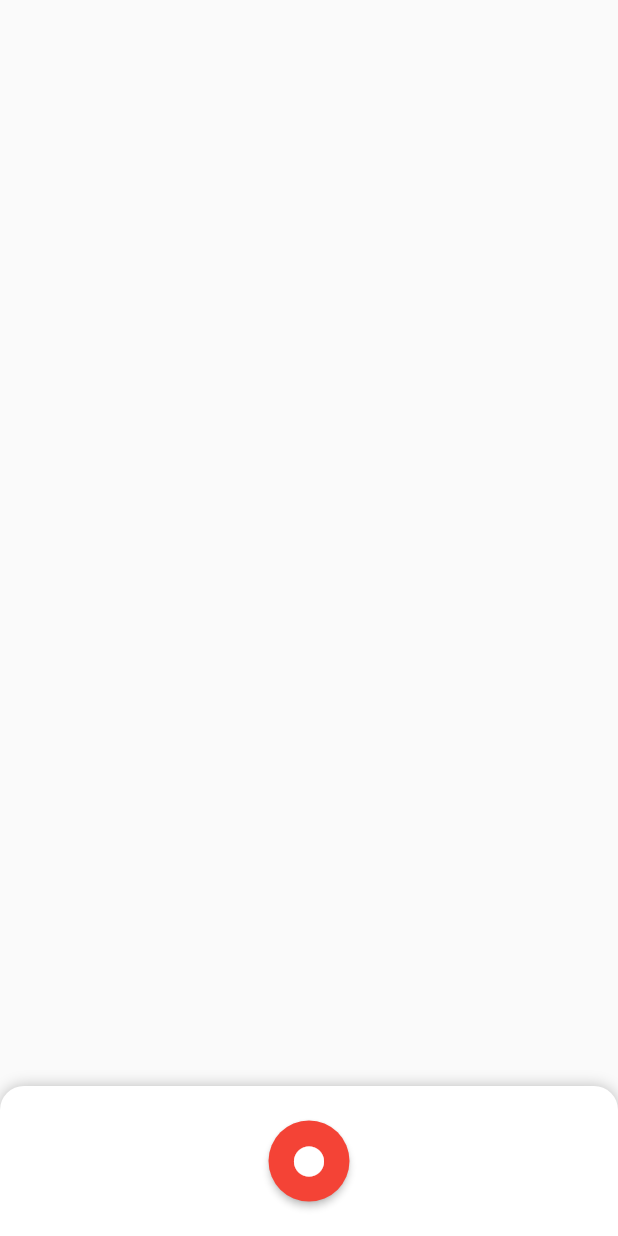
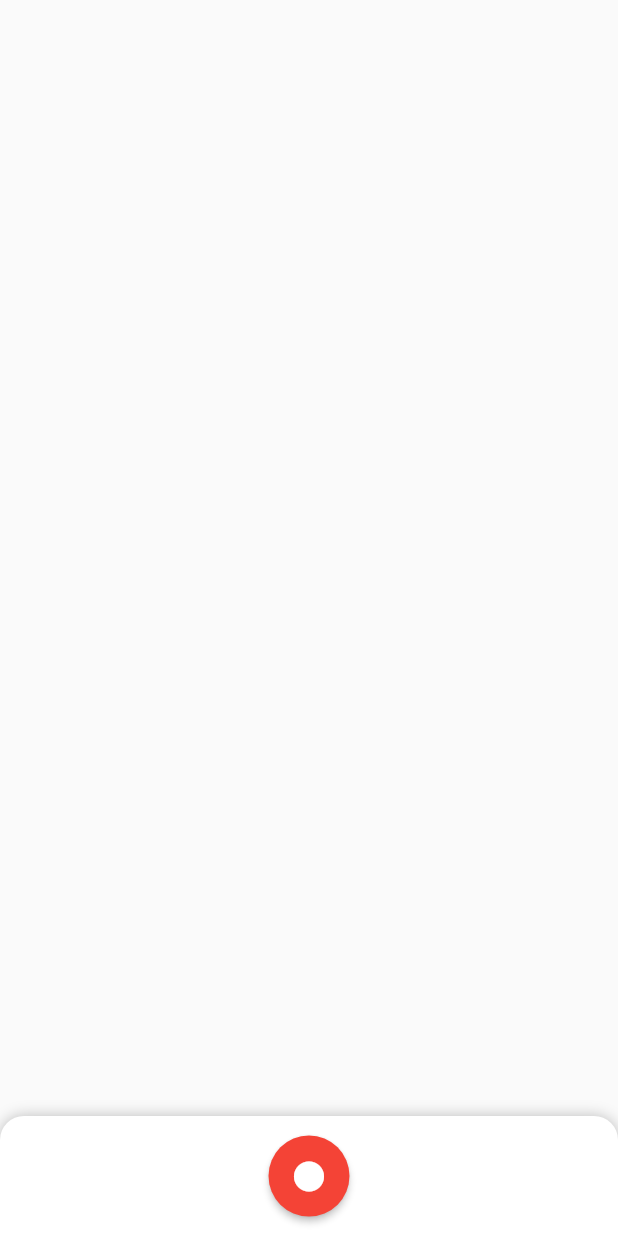
Before and after one commit to KangRuiYu/voice_scribe, a Flutter app: the screen it shows after launch, on a phone screen of 412 x 824 dp. Run offline on Flutter 3.47's test engine with Material 2 defaults, Android fonts, the phone set to English and light mode, and no system bars; drawn by our look-alikes of sliding_up_panel; our stand-ins replace permission_handler; missing offline and left inert: flutter_sound.

Commit message:
Changed theme and clean up of code

```diff
--- a/lib/main.dart
+++ b/lib/main.dart
@@ -1,5 +1,7 @@
 import 'package:flutter/material.dart';
+import 'package:provider/provider.dart';
 import 'package:sliding_up_panel/sliding_up_panel.dart';
+import 'models/recorder.dart';
 import 'views/recorder_widget.dart';
 
 void main() {
@@ -25,12 +27,18 @@ class HomeScreen extends StatelessWidget {
       ),
       home: Scaffold(
         body: SlidingUpPanel(
+          minHeight: 80,
           borderRadius: const BorderRadius.only(
             topLeft: Radius.circular(16),
             topRight: Radius.circular(16),
           ),
           body: Center(),
-          collapsed: Center(child: RecorderWidget()),
+          collapsed: ChangeNotifierProvider(
+            create: (context) => Recorder(),
+            child: Center(
+              child: MiniRecorderDisplay(),
+            ),
+          ),
           panel: Center(child: Text('This is the sliding widget')),
         ),
       ),
--- /dev/null
+++ b/lib/views/custom_buttons.dart
@@ -0,0 +1,35 @@
+import 'package:flutter/material.dart';
+
+class RoundedButton extends StatelessWidget {
+  // A rounded button
+  final Widget child;
+  final Function onPressed;
+
+  RoundedButton({this.child, this.onPressed});
+
+  Widget build(BuildContext context) {
+    return RaisedButton(
+      shape: RoundedRectangleBorder(borderRadius: BorderRadius.circular(18)),
+      padding: const EdgeInsets.all(16),
+      child: child,
+      onPressed: onPressed,
+    );
+  }
+}
+
+class CircularIconButton extends StatelessWidget {
+  // A circular icon button
+  final IconData iconData;
+  final Function onPressed;
+
+  CircularIconButton({this.iconData, this.onPressed});
+
+  Widget build(BuildContext context) {
+    return RaisedButton(
+      shape: CircleBorder(),
+      padding: const EdgeInsets.all(12),
+      child: Icon(iconData, size: 30),
+      onPressed: onPressed,
+    );
+  }
+}
--- a/lib/views/duration_display.dart
+++ b/lib/views/duration_display.dart
@@ -30,7 +30,6 @@ class _DurationDisplayState extends State<DurationDisplay> {
   Widget build(BuildContext context) {
     return Text(
       _currentDuration.toStringAsFixed(1),
-      style: Theme.of(context).textTheme.headline4,
     );
   }
 
--- a/lib/views/filled_icon_button.dart
+++ /dev/null
@@ -1,18 +0,0 @@
-import 'package:flutter/material.dart';
-
-class CircularIconButton extends StatelessWidget {
-  // A circular button with an icon inside
-  final IconData iconData;
-  final Function onPressed;
-
-  CircularIconButton({this.iconData, this.onPressed});
-
-  Widget build(BuildContext context) {
-    return RaisedButton(
-      shape: const CircleBorder(),
-      padding: const EdgeInsets.all(12),
-      child: Icon(iconData, size: 30),
-      onPressed: onPressed,
-    );
-  }
-}
--- a/lib/views/recorder_widget.dart
+++ b/lib/views/recorder_widget.dart
@@ -2,15 +2,13 @@ import 'package:flutter/material.dart';
 import 'package:provider/provider.dart';
 
 import 'package:voice_scribe/models/recorder.dart';
-import 'package:voice_scribe/views/filled_icon_button.dart';
+import 'package:voice_scribe/views/custom_buttons.dart';
 import 'package:voice_scribe/views/duration_display.dart';
 
-class RecorderWidget extends StatelessWidget {
-  // A widget for recording sound through the microphone
+class MiniRecorderDisplay extends StatelessWidget {
+  // A slim recorder display (Needs to be nested under a ChangeNotifierProvider to work)
   Widget build(BuildContext context) {
-    return ChangeNotifierProvider(
-      create: (context) => Recorder(),
-      child: Consumer<Recorder>(
+    return Consumer<Recorder>(
       builder: (context, recorder, child) {
         if (recorder.paused) {
           return Row(
@@ -27,13 +25,18 @@ class RecorderWidget extends StatelessWidget {
             ],
           );
         } else if (recorder.recording) {
-            return Column(
-              mainAxisSize: MainAxisSize.min,
+          return Row(
+            // mainAxisAlignment: MainAxisAlignment.center,
+            mainAxisAlignment: MainAxisAlignment.center,
+            children: [
+              RoundedButton(
+                child: Row(
                   children: [
                     DurationDisplay(recorder.progress),
-                const SizedBox(height: 15),
-                CircularIconButton(
-                  iconData: Icons.pause,
+                    const SizedBox(width: 8),
+                    Icon(Icons.pause),
+                  ],
+                ),
                 onPressed: recorder.pauseRecording,
               ),
             ],
@@ -45,7 +48,6 @@ class RecorderWidget extends StatelessWidget {
           );
         }
       },
-      ),
     );
   }
 }
```
Lines whose indentation alone changed are shown as unchanged.
